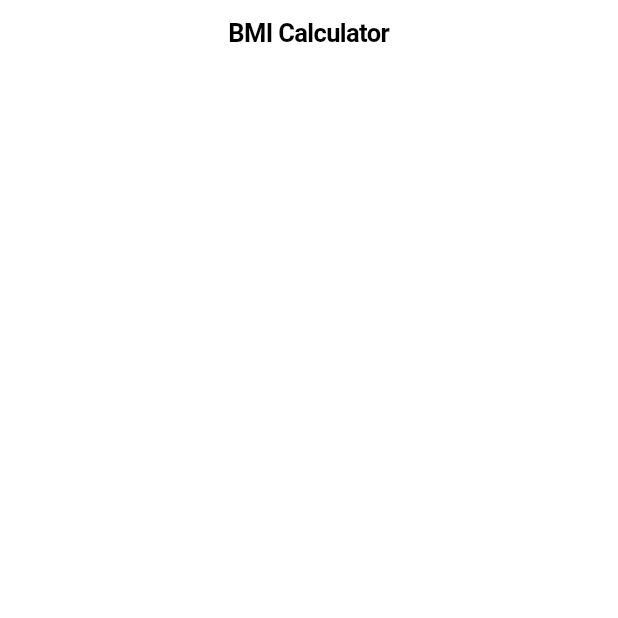
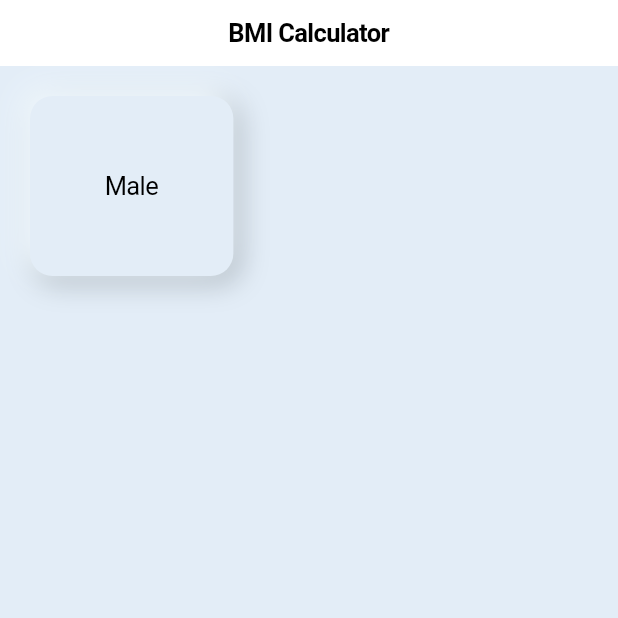
Before and after one commit to josiahfs/BMI_Calculator, a Flutter app: the screen it shows after launch, on a phone screen of 412 x 824 dp, the top half of it. Run offline on Flutter 3.47's test engine with Material 2 defaults, Android fonts, the phone set to English and light mode, and no system bars.

Commit message:
Create Neumorphism Button

```diff
--- a/bmi/lib/home.dart
+++ b/bmi/lib/home.dart
@@ -1,3 +1,4 @@
+import 'package:bmi/widgets/button.dart';
 import 'package:flutter/cupertino.dart';
 
 class HomeScreen extends StatelessWidget {
@@ -6,11 +7,16 @@ class HomeScreen extends StatelessWidget {
   @override
   Widget build(BuildContext context) {
     return CupertinoPageScaffold(
+      backgroundColor: Color(0xffE3EDF7),
       child: Center(
         child: Column(
           children: [
             Row(
-              children: [Container()],
+              children: [
+                Container(
+                  child: NeuButtons('Male'),
+                )
+              ],
             )
           ],
         ),
--- a/bmi/lib/main.dart
+++ b/bmi/lib/main.dart
@@ -37,6 +37,7 @@ class _HomePageState extends State<HomePage> {
     return CupertinoPageScaffold(
       navigationBar: CupertinoNavigationBar(
         middle: const Text('BMI Calculator'),
+        backgroundColor: Color(0xffE3EDF7),
       ),
       child: HomeScreen(),
     );
--- /dev/null
+++ b/bmi/lib/widgets/button.dart
@@ -0,0 +1,36 @@
+import 'package:flutter/material.dart';
+
+class NeuButtons extends StatelessWidget {
+  String txt;
+  NeuButtons(this.txt);
+
+  @override
+  Widget build(BuildContext context) {
+    return Padding(
+      padding: const EdgeInsets.all(20.0),
+      child: Container(
+        child: Text(txt),
+        padding: EdgeInsets.all(50),
+        decoration: BoxDecoration(
+            color: Color(0xffE3EDF7),
+            borderRadius: BorderRadius.circular(15),
+            boxShadow: [
+              // darker bottom right shadow
+              BoxShadow(
+                color: Color(0xffAFB9C2),
+                offset: Offset(4, 4),
+                blurRadius: 15,
+                spreadRadius: 1,
+              ),
+              // lighter upper left shadow
+              BoxShadow(
+                color: Color(0xffF2FAFF),
+                offset: Offset(-5, -5),
+                blurRadius: 15,
+                spreadRadius: 1,
+              ),
+            ]),
+      ),
+    );
+  }
+}
```
